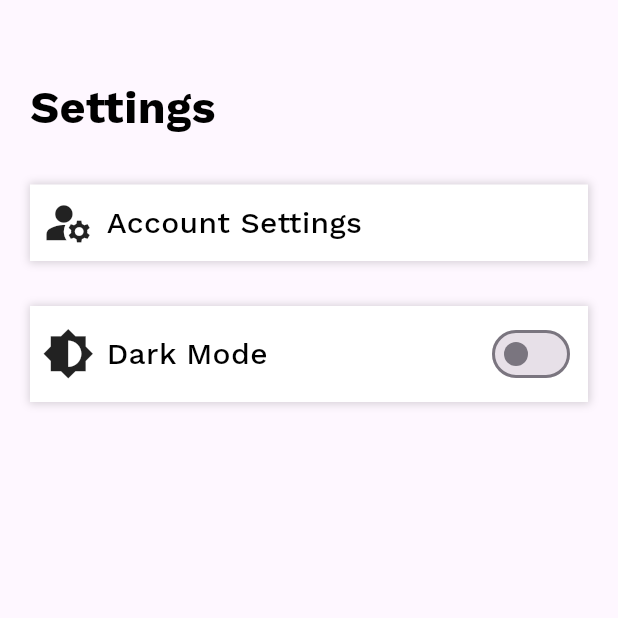
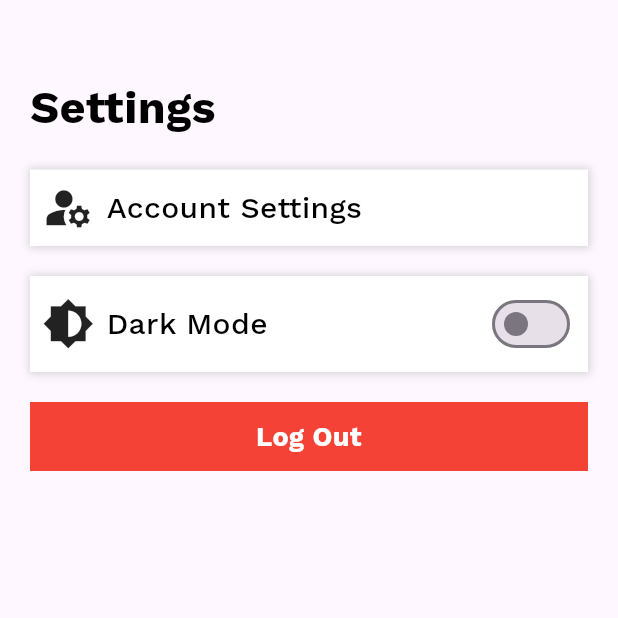
Before and after one commit to Markuuu13/companion, a Flutter app: the Settings screen opened directly, on a phone screen of 412 x 824 dp, the top half of it. Run offline on Flutter 3.47's test engine with Material 3 defaults, Android fonts, the phone set to English and light mode, and no system bars; our stand-ins replace get, google_fonts.

Commit message:
settings layout done

```diff
--- a/lib/screens/navigation/settings.dart
+++ b/lib/screens/navigation/settings.dart
@@ -1,7 +1,10 @@
 import 'package:companion/constants.dart';
 import 'package:companion/headers.dart';
 import 'package:flutter/material.dart';
+import 'package:get/get.dart';
 import 'package:google_fonts/google_fonts.dart';
+
+import '../other_pages/account_settings.dart';
 
 class Settings extends StatefulWidget {
   const Settings({super.key});
@@ -19,9 +22,11 @@ class _SettingsState extends State<Settings> {
         crossAxisAlignment: CrossAxisAlignment.start,
         children: [
           settingsHeader,
-          SizedBox(height: 30),
+          SizedBox(height: 20),
           Padding(
             padding: const EdgeInsets.symmetric(horizontal: 20),
+            child: InkWell(
+              onTap: () => Get.to(() => AccountSettings()),
               child: Container(
                 padding: EdgeInsets.all(8),
                 decoration: BoxDecoration(
@@ -53,7 +58,8 @@ class _SettingsState extends State<Settings> {
                 ),
               ),
             ),
-          SizedBox(height: 30),
+          ),
+          SizedBox(height: 20),
           Padding(
             padding: const EdgeInsets.symmetric(horizontal: 20),
             child: Container(
@@ -106,6 +112,24 @@ class _SettingsState extends State<Settings> {
               ),
             ),
           ),
+          SizedBox(height: 20,),
+          Padding(
+            padding: const EdgeInsets.symmetric(horizontal: 20),
+            child: Container(
+              width: double.infinity,
+              padding: EdgeInsets.all(10),
+              decoration: BoxDecoration(color: Colors.red),
+              child: Text(
+                "Log Out",
+                style: GoogleFonts.workSans(
+                  color: Colors.white,
+                  fontSize: 18,
+                  fontWeight: FontWeight.bold,
+                ),
+                textAlign: TextAlign.center,
+              ),
+            ),
+          ),
         ],
       ),
     );
```
Also changed, not shown: lib/headers.dart (+12 -0 lines), lib/screens/other_pages/account_settings.dart (added, +43 -0 lines). Lines whose indentation alone changed are shown as unchanged.
